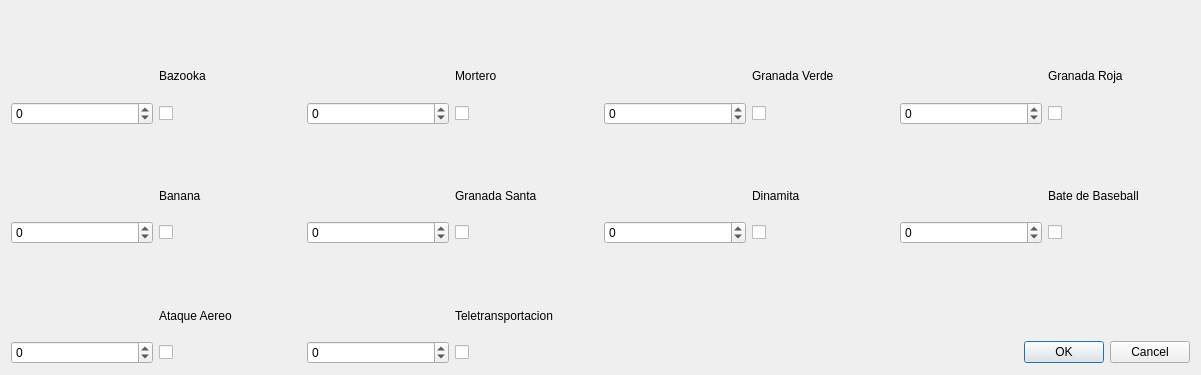
Qt form Editor/editorseleccionarmasherramientas.ui (fedefunes96/worms) before a commit.
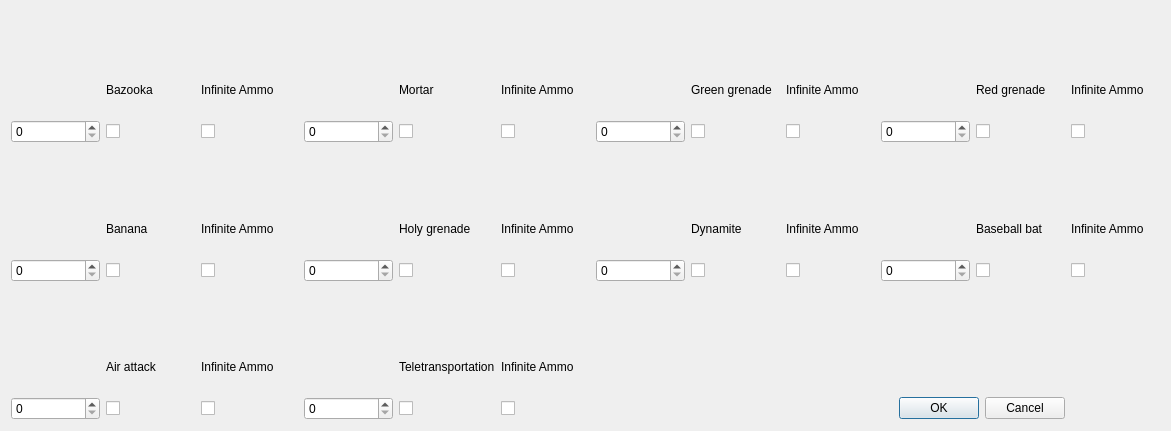
The same form after that commit. Icons and pictures are not drawn.

```diff
--- a/Editor/editorseleccionarmasherramientas.ui
+++ b/Editor/editorseleccionarmasherramientas.ui
@@ -6,14 +6,48 @@
    <rect>
     <x>0</x>
     <y>0</y>
-    <width>1201</width>
-    <height>375</height>
+    <width>1171</width>
+    <height>431</height>
    </rect>
   </property>
   <property name="windowTitle">
    <string>Dialog</string>
   </property>
   <layout class="QGridLayout" name="gridLayout">
+   <item row="1" column="2" alignment="Qt::AlignLeft">
+    <widget class="QLabel" name="label_10">
+     <property name="minimumSize">
+      <size>
+       <width>97</width>
+       <height>48</height>
+      </size>
+     </property>
+     <property name="text">
+      <string>Infinite Ammo</string>
+     </property>
+    </widget>
+   </item>
+   <item row="2" column="2">
+    <widget class="QCheckBox" name="BazookaIA">
+     <property name="text">
+      <string/>
+     </property>
+    </widget>
+   </item>
+   <item row="1" column="5">
+    <widget class="QLabel" name="label_11">
+     <property name="text">
+      <string>Infinite Ammo</string>
+     </property>
+    </widget>
+   </item>
+   <item row="1" column="9">
+    <widget class="QLabel" name="label_12">
+     <property name="text">
+      <string>Infinite Ammo</string>
+     </property>
+    </widget>
+   </item>
    <item row="3" column="7">
     <widget class="QLabel" name="dinamita">
      <property name="text">
@@ -30,10 +64,10 @@
    <item row="2" column="7">
     <widget class="QSpinBox" name="municionGranadaV">
      <property name="minimum">
-      <number>-1</number>
+      <number>0</number>
      </property>
      <property name="maximum">
-      <number>10000</number>
+      <number>9999</number>
      </property>
     </widget>
    </item>
@@ -58,7 +92,7 @@
      </property>
     </widget>
    </item>
-   <item row="8" column="9" colspan="2">
+   <item row="8" column="10" colspan="2">
     <widget class="QDialogButtonBox" name="buttonBox">
      <property name="orientation">
       <enum>Qt::Horizontal</enum>
@@ -68,7 +102,7 @@
      </property>
     </widget>
    </item>
-   <item row="5" column="10">
+   <item row="5" column="11">
     <widget class="QCheckBox" name="Bate">
      <property name="text">
       <string/>
@@ -78,11 +112,11 @@
    <item row="1" column="8">
     <widget class="QLabel" name="label_2">
      <property name="text">
-      <string>Granada Verde</string>
+      <string>Green grenade</string>
      </property>
     </widget>
    </item>
-   <item row="3" column="9">
+   <item row="3" column="10">
     <widget class="QLabel" name="bate">
      <property name="text">
       <string/>
@@ -98,7 +132,7 @@
    <item row="4" column="8">
     <widget class="QLabel" name="label_6">
      <property name="text">
-      <string>Dinamita</string>
+      <string>Dynamite</string>
      </property>
     </widget>
    </item>
@@ -109,7 +143,17 @@
      </property>
     </widget>
    </item>
-   <item row="0" column="9">
+   <item row="5" column="0">
+    <widget class="QSpinBox" name="municionBanana">
+     <property name="minimum">
+      <number>0</number>
+     </property>
+     <property name="maximum">
+      <number>9999</number>
+     </property>
+    </widget>
+   </item>
+   <item row="0" column="10">
     <widget class="QLabel" name="granadaR">
      <property name="text">
       <string/>
@@ -122,70 +166,47 @@
      </property>
     </widget>
    </item>
-   <item row="4" column="10">
+   <item row="4" column="11">
     <widget class="QLabel" name="label_7">
      <property name="text">
-      <string>Bate de Baseball</string>
+      <string>Baseball bat</string>
      </property>
     </widget>
    </item>
-   <item row="5" column="0">
-    <widget class="QSpinBox" name="municionBanana">
-     <property name="minimum">
-      <number>-1</number>
-     </property>
-     <property name="maximum">
-      <number>10000</number>
+   <item row="2" column="11">
+    <widget class="QCheckBox" name="GranadaR">
+     <property name="text">
+      <string/>
      </property>
     </widget>
    </item>
    <item row="2" column="3">
     <widget class="QSpinBox" name="municionMortero">
      <property name="minimum">
-      <number>-1</number>
+      <number>0</number>
      </property>
      <property name="maximum">
-      <number>10000</number>
-     </property>
-    </widget>
-   </item>
-   <item row="2" column="10">
-    <widget class="QCheckBox" name="GranadaR">
-     <property name="text">
-      <string/>
+      <number>9999</number>
      </property>
     </widget>
    </item>
    <item row="2" column="0">
     <widget class="QSpinBox" name="municionBazooka">
      <property name="minimum">
-      <number>-1</number>
+      <number>0</number>
      </property>
      <property name="maximum">
-      <number>10000</number>
-     </property>
-    </widget>
-   </item>
-   <item row="6" column="3">
-    <widget class="QLabel" name="tele">
-     <property name="text">
-      <string/>
-     </property>
-     <property name="pixmap">
-      <pixmap>IconTeleport.png</pixmap>
-     </property>
-     <property name="scaledContents">
-      <bool>true</bool>
+      <number>9999</number>
      </property>
     </widget>
    </item>
    <item row="5" column="7">
     <widget class="QSpinBox" name="municionDinamita">
      <property name="minimum">
-      <number>-1</number>
+      <number>0</number>
      </property>
      <property name="maximum">
-      <number>10000</number>
+      <number>9999</number>
      </property>
     </widget>
    </item>
@@ -196,40 +217,60 @@
      </property>
     </widget>
    </item>
-   <item row="5" column="9">
+   <item row="6" column="3">
+    <widget class="QLabel" name="tele">
+     <property name="text">
+      <string/>
+     </property>
+     <property name="pixmap">
+      <pixmap>IconTeleport.png</pixmap>
+     </property>
+     <property name="scaledContents">
+      <bool>true</bool>
+     </property>
+    </widget>
+   </item>
+   <item row="5" column="10">
     <widget class="QSpinBox" name="municionBate">
      <property name="minimum">
-      <number>-1</number>
+      <number>0</number>
      </property>
      <property name="maximum">
-      <number>10000</number>
+      <number>9999</number>
      </property>
     </widget>
    </item>
-   <item row="7" column="1">
-    <widget class="QLabel" name="label_8">
-     <property name="text">
-      <string>Ataque Aereo</string>
-     </property>
-    </widget>
-   </item>
-   <item row="2" column="9">
+   <item row="2" column="10">
     <widget class="QSpinBox" name="municionGranadaR">
      <property name="minimum">
-      <number>-1</number>
+      <number>0</number>
      </property>
      <property name="maximum">
-      <number>10000</number>
+      <number>9999</number>
      </property>
     </widget>
    </item>
    <item row="5" column="3">
     <widget class="QSpinBox" name="municionGranadaS">
      <property name="minimum">
-      <number>-1</number>
+      <number>0</number>
      </property>
      <property name="maximum">
-      <number>10000</number>
+      <number>9999</number>
+     </property>
+    </widget>
+   </item>
+   <item row="7" column="1">
+    <widget class="QLabel" name="label_8">
+     <property name="text">
+      <string>Air attack</string>
+     </property>
+    </widget>
+   </item>
+   <item row="5" column="8">
+    <widget class="QCheckBox" name="Dinamita">
+     <property name="text">
+      <string/>
      </property>
     </widget>
    </item>
@@ -246,6 +287,13 @@
      </property>
     </widget>
    </item>
+   <item row="2" column="1">
+    <widget class="QCheckBox" name="Bazookka">
+     <property name="text">
+      <string/>
+     </property>
+    </widget>
+   </item>
    <item row="0" column="7">
     <widget class="QLabel" name="granadaV">
      <property name="text">
@@ -259,20 +307,6 @@
      </property>
     </widget>
    </item>
-   <item row="5" column="8">
-    <widget class="QCheckBox" name="Dinamita">
-     <property name="text">
-      <string/>
-     </property>
-    </widget>
-   </item>
-   <item row="2" column="1">
-    <widget class="QCheckBox" name="Bazookka">
-     <property name="text">
-      <string/>
-     </property>
-    </widget>
-   </item>
    <item row="5" column="4">
     <widget class="QCheckBox" name="GranadaS">
      <property name="text">
@@ -290,7 +324,7 @@
    <item row="7" column="4">
     <widget class="QLabel" name="label_9">
      <property name="text">
-      <string>Teletransportacion</string>
+      <string>Teletransportation</string>
      </property>
     </widget>
    </item>
@@ -301,17 +335,17 @@
      </property>
     </widget>
    </item>
-   <item row="1" column="10">
+   <item row="1" column="11">
     <widget class="QLabel" name="label_3">
      <property name="text">
-      <string>Granada Roja</string>
+      <string>Red grenade</string>
      </property>
     </widget>
    </item>
    <item row="1" column="4">
     <widget class="QLabel" name="label">
      <property name="text">
-      <string>Mortero</string>
+      <string>Mortar</string>
      </property>
     </widget>
    </item>
@@ -331,7 +365,7 @@
    <item row="4" column="4">
     <widget class="QLabel" name="label_5">
      <property name="text">
-      <string>Granada Santa</string>
+      <string>Holy grenade</string>
      </property>
     </widget>
    </item>
@@ -348,6 +382,16 @@
      </property>
     </widget>
    </item>
+   <item row="8" column="0">
+    <widget class="QSpinBox" name="municionAereo">
+     <property name="minimum">
+      <number>0</number>
+     </property>
+     <property name="maximum">
+      <number>9999</number>
+     </property>
+    </widget>
+   </item>
    <item row="0" column="0">
     <widget class="QLabel" name="bazooka_2">
      <property name="autoFillBackground">
@@ -364,6 +408,16 @@
      </property>
     </widget>
    </item>
+   <item row="8" column="3">
+    <widget class="QSpinBox" name="municionTeletransportador">
+     <property name="minimum">
+      <number>0</number>
+     </property>
+     <property name="maximum">
+      <number>9999</number>
+     </property>
+    </widget>
+   </item>
    <item row="3" column="3">
     <widget class="QLabel" name="granadaS">
      <property name="text">
@@ -377,23 +431,115 @@
      </property>
     </widget>
    </item>
-   <item row="8" column="0">
-    <widget class="QSpinBox" name="municionAereo">
-     <property name="minimum">
-      <number>-1</number>
+   <item row="1" column="12">
+    <widget class="QLabel" name="label_13">
+     <property name="text">
+      <string>Infinite Ammo</string>
      </property>
-     <property name="maximum">
-      <number>10000</number>
+    </widget>
+   </item>
+   <item row="4" column="2">
+    <widget class="QLabel" name="label_14">
+     <property name="text">
+      <string>Infinite Ammo</string>
      </property>
     </widget>
    </item>
-   <item row="8" column="3">
-    <widget class="QSpinBox" name="municionTeletransportador">
-     <property name="minimum">
-      <number>-1</number>
+   <item row="4" column="5">
+    <widget class="QLabel" name="label_15">
+     <property name="text">
+      <string>Infinite Ammo</string>
      </property>
-     <property name="maximum">
-      <number>10000</number>
+    </widget>
+   </item>
+   <item row="4" column="9">
+    <widget class="QLabel" name="label_16">
+     <property name="text">
+      <string>Infinite Ammo</string>
+     </property>
+    </widget>
+   </item>
+   <item row="4" column="12">
+    <widget class="QLabel" name="label_17">
+     <property name="text">
+      <string>Infinite Ammo</string>
+     </property>
+    </widget>
+   </item>
+   <item row="7" column="2">
+    <widget class="QLabel" name="label_18">
+     <property name="text">
+      <string>Infinite Ammo</string>
+     </property>
+    </widget>
+   </item>
+   <item row="7" column="5">
+    <widget class="QLabel" name="label_19">
+     <property name="text">
+      <string>Infinite Ammo</string>
+     </property>
+    </widget>
+   </item>
+   <item row="2" column="5">
+    <widget class="QCheckBox" name="MortaIA">
+     <property name="text">
+      <string/>
+     </property>
+    </widget>
+   </item>
+   <item row="2" column="9">
+    <widget class="QCheckBox" name="GreenGrenadeIA">
+     <property name="text">
+      <string/>
+     </property>
+    </widget>
+   </item>
+   <item row="2" column="12">
+    <widget class="QCheckBox" name="RedGrenadeIA">
+     <property name="text">
+      <string/>
+     </property>
+    </widget>
+   </item>
+   <item row="5" column="2">
+    <widget class="QCheckBox" name="BananaIA">
+     <property name="text">
+      <string/>
+     </property>
+    </widget>
+   </item>
+   <item row="5" column="5">
+    <widget class="QCheckBox" name="HGrenadeIA">
+     <property name="text">
+      <string/>
+     </property>
+    </widget>
+   </item>
+   <item row="5" column="9">
+    <widget class="QCheckBox" name="DynamiteIA">
+     <property name="text">
+      <string/>
+     </property>
+    </widget>
+   </item>
+   <item row="5" column="12">
+    <widget class="QCheckBox" name="BatIA">
+     <property name="text">
+      <string/>
+     </property>
+    </widget>
+   </item>
+   <item row="8" column="2">
+    <widget class="QCheckBox" name="AIrIA">
+     <property name="text">
+      <string/>
+     </property>
+    </widget>
+   </item>
+   <item row="8" column="5">
+    <widget class="QCheckBox" name="TeleIA">
+     <property name="text">
+      <string/>
      </property>
     </widget>
    </item>
```
